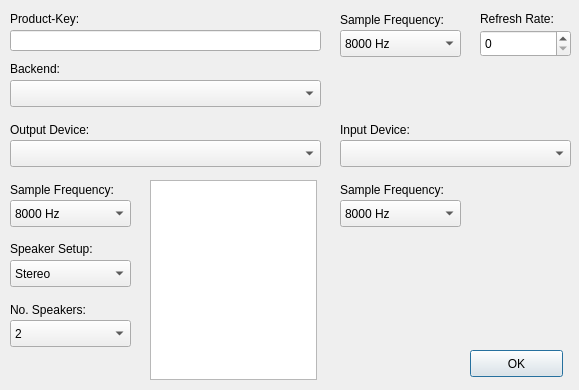
First picture: the form in src/aaxconfig.ui, repository adalinbv/aax-support, before the edit.
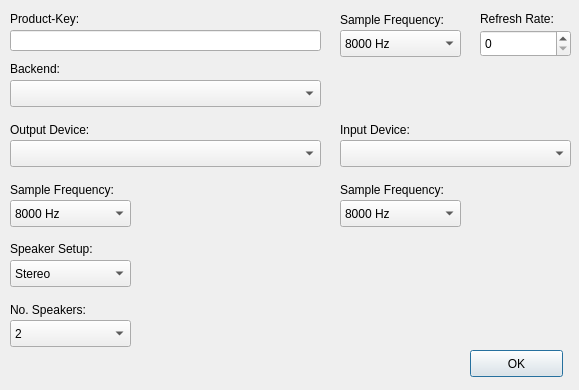
Second picture: the form after the edit.

What changed in the file:
```diff
--- a/src/aaxconfig.ui
+++ b/src/aaxconfig.ui
@@ -385,13 +385,13 @@
     <string>OK</string>
    </property>
   </widget>
-  <widget class="QGraphicsView" name="graphicsView">
+  <widget class="QLabel" name="graphicsView">
    <property name="geometry">
     <rect>
      <x>150</x>
-     <y>180</y>
-     <width>167</width>
-     <height>200</height>
+     <y>190</y>
+     <width>165</width>
+     <height>165</height>
     </rect>
    </property>
   </widget>
```
